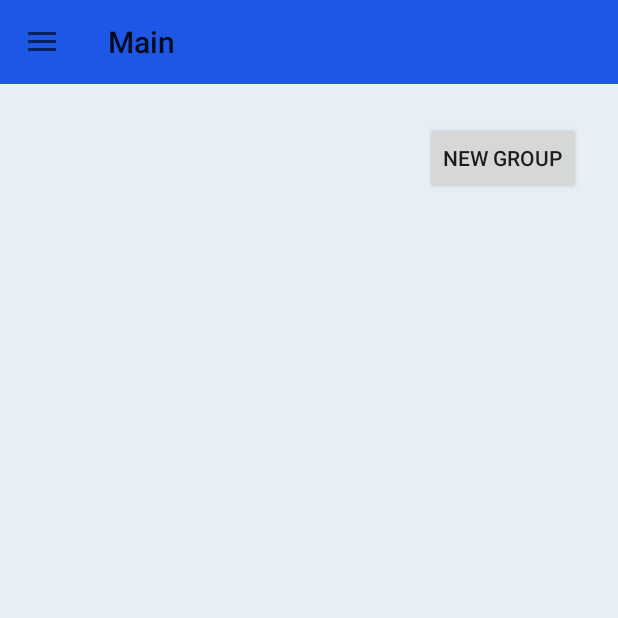
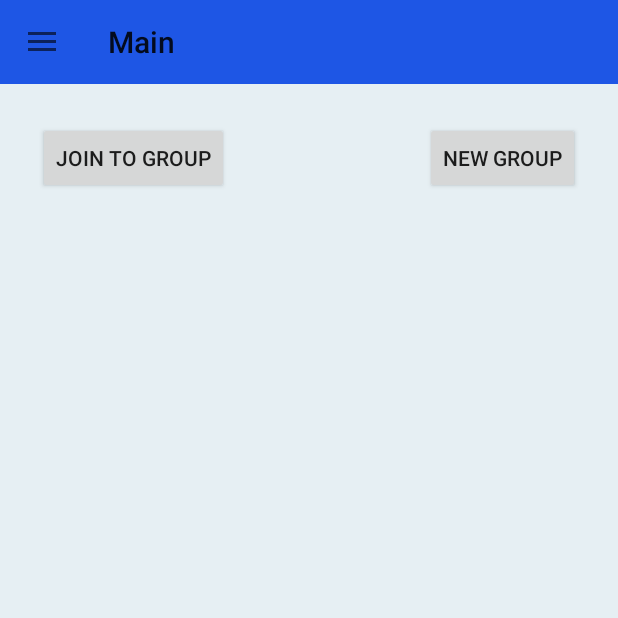
Before and after one commit to solTheW/android-app, an Android app: the screen it shows after launch once a user with an empty profile is signed in (MainActivity), on a phone screen of 412 x 824 dp, the top half of it. Run offline under Robolectric (Android 15) with nearby library versions, the phone set to English and light mode, and no system bars; our stand-ins replace CircleImageView, Firebase (no records; nobody signed in at launch, a user with empty details on screens opened directly); 3 statements that could not run were skipped.

Commit message:
Tworzenie grupy i dołączanie do niej jeśli zna się jej nazwę

```diff
--- a/app/src/main/java/com/example/tourmeneger/ChatActivity.java
+++ b/app/src/main/java/com/example/tourmeneger/ChatActivity.java
@@ -28,7 +28,6 @@ public class ChatActivity extends AppCompatActivity {
         ViewPagerAdapter viewPagerAdapter = new ViewPagerAdapter(this);
         viewPagerAdapter.addFragment(new ChatsFragment(), "Chats");
         viewPagerAdapter.addFragment(new UsersFragment(), "Users");
-        viewPagerAdapter.addFragment(new GroupsFragment(), "Groups");
         viewPager2.setAdapter(viewPagerAdapter);
 
 
@@ -41,6 +40,7 @@ public class ChatActivity extends AppCompatActivity {
                     case 0:
                         tab.setText("Chats");
                         break;
+
                     case 1:
                         tab.setText("Users");
                         break;
--- a/app/src/main/res/layout/activity_main.xml
+++ b/app/src/main/res/layout/activity_main.xml
@@ -29,6 +29,16 @@
             android:layout_marginEnd="25dp"
             android:text="New Group" />
 
+        <Button
+            android:id="@+id/btn_join_to_group"
+            android:layout_width="wrap_content"
+            android:layout_height="wrap_content"
+            android:layout_below="@+id/toolbar"
+            android:layout_alignParentStart="true"
+            android:layout_marginStart="25dp"
+            android:layout_marginTop="25dp"
+            android:text="Join to group" />
+
     </RelativeLayout>
 
 
```
Also changed, not shown: app/src/main/java/com/example/tourmeneger/MainActivity.java (+72 -8 lines).
